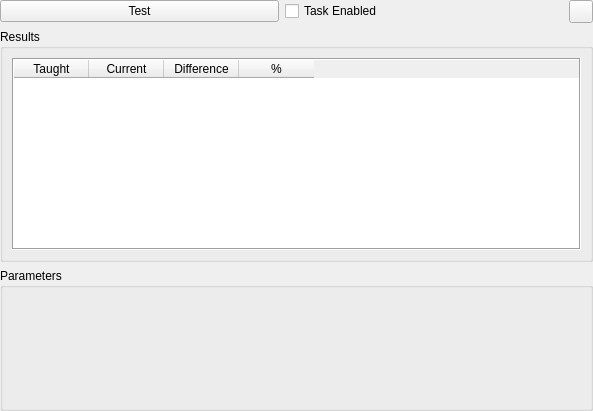
Before: the Qt Designer form AcfSln/Include/iqtipr/CColorPatternComparatorGuiComp.ui in ImagingTools/AcfPublic, drawn with Qt 5.
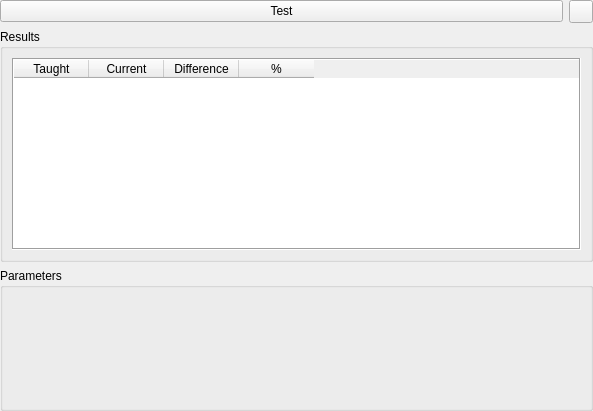
After: the same form once the commit is applied. Icons and pictures are not drawn.

```diff
--- a/AcfSln/Include/iqtipr/CColorPatternComparatorGuiComp.ui
+++ b/AcfSln/Include/iqtipr/CColorPatternComparatorGuiComp.ui
@@ -48,13 +48,6 @@
        </property>
       </widget>
      </item>
-     <item>
-      <widget class="QCheckBox" name="TaskEnabledCB">
-       <property name="text">
-        <string>Task Enabled</string>
-       </property>
-      </widget>
-     </item>
      <item>
       <widget class="QToolButton" name="AutoUpdateButton">
        <property name="sizePolicy">
```
Left out of the diff: 7 changed lines with no effect on the pictures.
